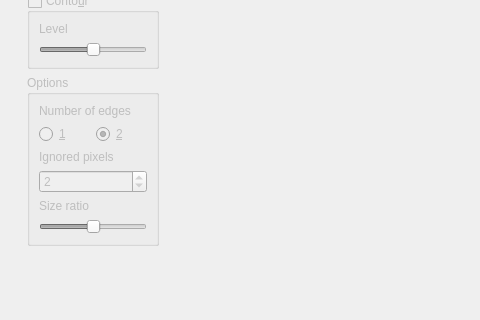
The window that pyDSAqt5/design.ui (galaunay/pyDSA_gui) describes before a commit, drawn with Qt 5; both pictures show x 0 to 480 and y 281 to 601 of the 893 by 701 pixel window.
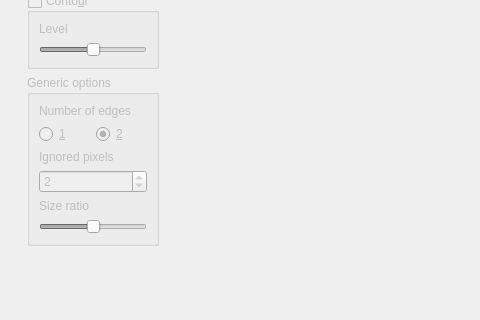
The same window after the commit. Custom widgets are drawn as their Qt base class.

Diff of the .ui file:
```diff
--- a/pyDSAqt5/design.ui
+++ b/pyDSAqt5/design.ui
@@ -645,7 +645,7 @@
               <bool>false</bool>
              </property>
              <property name="title">
-              <string>Options</string>
+              <string>Generic options</string>
              </property>
              <property name="flat">
               <bool>false</bool>
```
